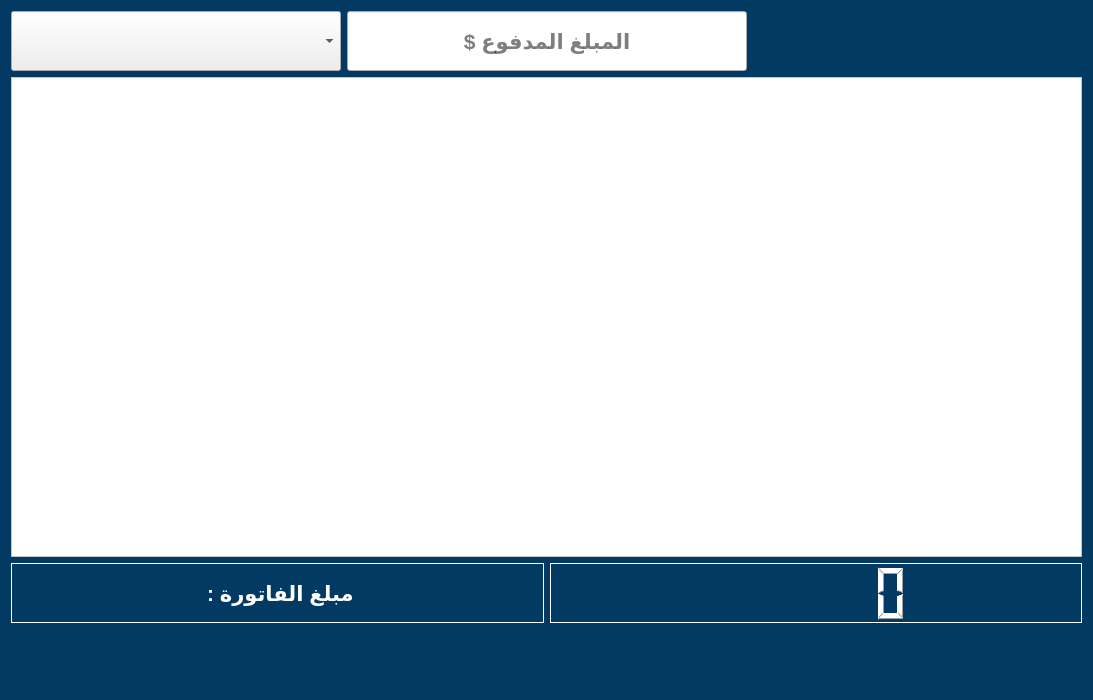
Old version of the form uis/qt_uis/invoice.ui in the repository salahkhiat/ModeerPOS.
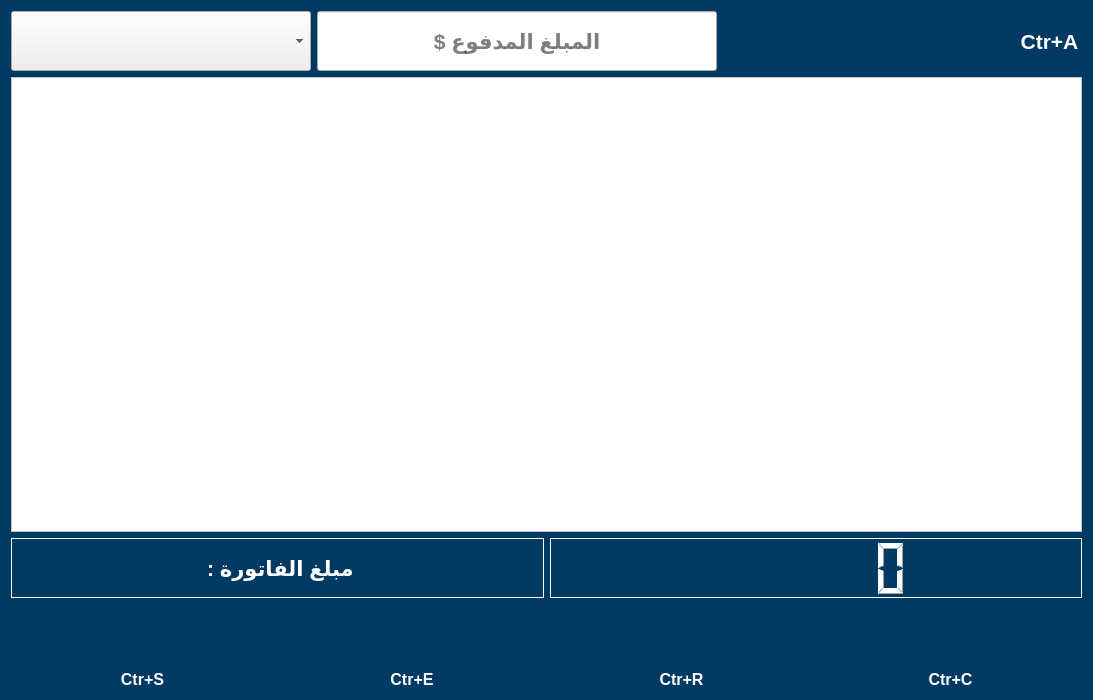
New version of the form. Icons and pictures are not drawn.

The edit to the form file:
```diff
--- a/uis/qt_uis/invoice.ui
+++ b/uis/qt_uis/invoice.ui
@@ -128,6 +128,31 @@
          </property>
         </widget>
        </item>
+       <item>
+        <widget class="QLabel" name="add_item_label">
+         <property name="maximumSize">
+          <size>
+           <width>65</width>
+           <height>60</height>
+          </size>
+         </property>
+         <property name="font">
+          <font>
+           <pointsize>16</pointsize>
+           <bold>true</bold>
+          </font>
+         </property>
+         <property name="styleSheet">
+          <string notr="true">color:white</string>
+         </property>
+         <property name="text">
+          <string>Ctr+A</string>
+         </property>
+         <property name="alignment">
+          <set>Qt::AlignCenter</set>
+         </property>
+        </widget>
+       </item>
       </layout>
      </item>
      <item>
@@ -374,6 +399,86 @@
        </item>
       </layout>
      </item>
+     <item>
+      <layout class="QHBoxLayout" name="horizontalLayout_6">
+       <item>
+        <widget class="QLabel" name="label_5">
+         <property name="font">
+          <font>
+           <pointsize>12</pointsize>
+           <bold>true</bold>
+          </font>
+         </property>
+         <property name="styleSheet">
+          <string notr="true">color:white</string>
+         </property>
+         <property name="text">
+          <string>Ctr+S</string>
+         </property>
+         <property name="alignment">
+          <set>Qt::AlignCenter</set>
+         </property>
+        </widget>
+       </item>
+       <item>
+        <widget class="QLabel" name="label_4">
+         <property name="font">
+          <font>
+           <pointsize>12</pointsize>
+           <bold>true</bold>
+          </font>
+         </property>
+         <property name="styleSheet">
+          <string notr="true">color:white</string>
+         </property>
+         <property name="text">
+          <string>Ctr+E</string>
+         </property>
+         <property name="alignment">
+          <set>Qt::AlignCenter</set>
+         </property>
+        </widget>
+       </item>
+       <item>
+        <widget class="QLabel" name="label_3">
+         <property name="font">
+          <font>
+           <pointsize>12</pointsize>
+           <bold>true</bold>
+          </font>
+         </property>
+         <property name="styleSheet">
+          <string notr="true">color:white</string>
+         </property>
+         <property name="text">
+          <string>Ctr+R</string>
+         </property>
+         <property name="alignment">
+          <set>Qt::AlignCenter</set>
+         </property>
+        </widget>
+       </item>
+       <item>
+        <widget class="QLabel" name="label">
+         <property name="font">
+          <font>
+           <pointsize>12</pointsize>
+           <bold>true</bold>
+          </font>
+         </property>
+         <property name="styleSheet">
+          <string notr="true">color:white</string>
+         </property>
+         <property name="text">
+          <string>Ctr+C</string>
+         </property>
+         <property name="alignment">
+          <set>Qt::AlignCenter</set>
+         </property>
+        </widget>
+       </item>
+      </layout>
+     </item>
     </layout>
    </item>
   </layout>
```
Left out of the diff: 21 changed lines with no effect on the pictures.
